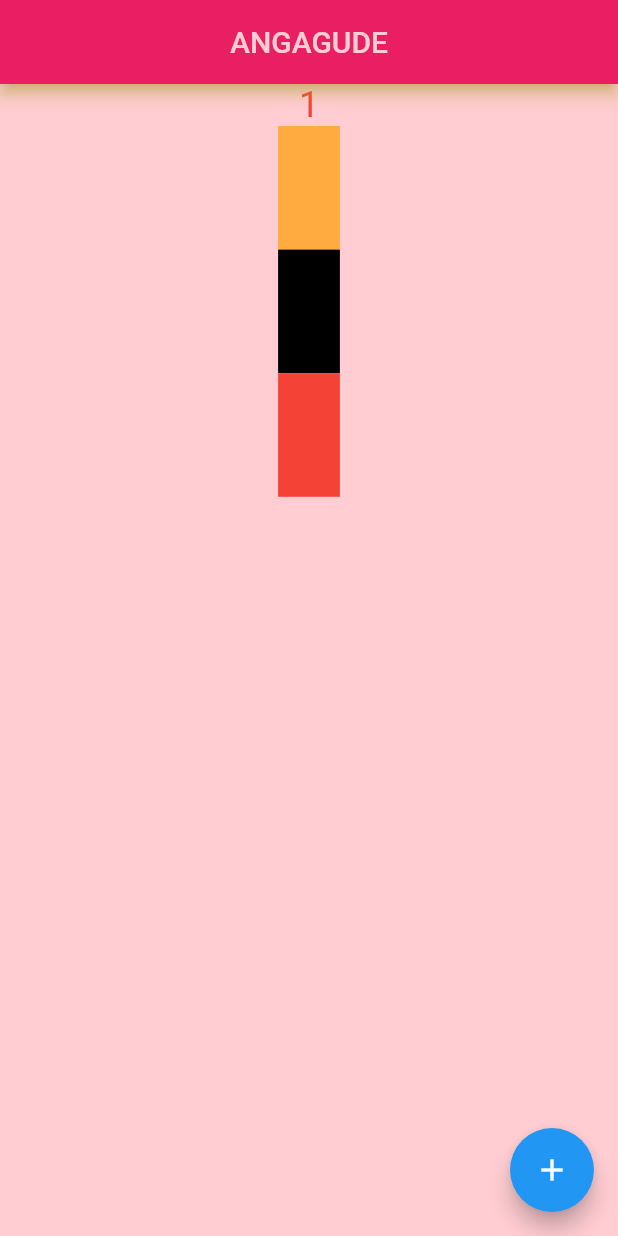
After one commit to AngieAgudelo9/flutter_firstapp_balcoder, a Flutter app: the screen it shows after launch, after a tap on the "add" icon, on a phone screen of 412 x 824 dp. The commit adds this screen. Run offline on Flutter 3.47's test engine with Material 2 defaults, Android fonts, the phone set to English and light mode, and no system bars.

Commit message:
Media.Query y Navigation.push

```diff
--- a/lib/main.dart
+++ b/lib/main.dart
@@ -1,5 +1,6 @@
 import 'package:flutter/material.dart';
-import 'package:flutter_firstapp_balcoder/ui/home_page.dart';
+import 'package:flutter_firstapp_balcoder/ui/practica_page.dart';
+
 
 void main() {
   runApp(MyApp());
@@ -9,10 +10,10 @@ class MyApp extends StatelessWidget {
   @override
   Widget build(BuildContext context) {
     return MaterialApp(
-      debugShowCheckedModeBanner: true,
+      debugShowCheckedModeBanner: false,
       title: "My first App",
       theme: ThemeData(primarySwatch: Colors.blue),
-      home: HomePage(),
+      home: PracticaPage(),
     );
   }
 }
--- /dev/null
+++ b/lib/ui/practica_page.dart
@@ -0,0 +1,101 @@
+import 'package:flutter/material.dart';
+import 'package:flutter_firstapp_balcoder/ui/second_page.dart';
+
+class PracticaPage extends StatefulWidget {
+  @override
+  _PracticaPageState createState() => _PracticaPageState();
+}
+
+class _PracticaPageState extends State<PracticaPage> {
+  String myName = "ANGAGUDE";
+  int count = 0;
+  double decimalNumer = 4.5;
+  bool myBool = false;
+
+  @override
+  Widget build(BuildContext context) {
+    double _height = MediaQuery.of(context).size.height;
+    double _width = MediaQuery.of(context).size.width;
+
+    print(_height);
+    print(_width);
+
+    return Scaffold(
+      appBar: AppBar(
+        shadowColor: Colors.yellow,
+        backgroundColor: Colors.pink,
+        title: Center(
+            child: Text(
+          "ANGAGUDE",
+          style: TextStyle(color: Colors.red[100]),
+        )),
+      ),
+      body: Container(
+          color: Colors.red[100],
+          child: Column(
+            children: [
+              Center(
+                  child: Text(count.toString(),
+                      style: TextStyle(
+                        color: Colors.red,
+                        fontSize: 24.0,
+                      ))),
+
+                      GestureDetector(
+                        onTap: (){
+                        print("ONTAP");
+
+
+                        setState(() {
+                          myBool = !myBool;
+                        });
+
+                        },
+                        child:
+              Container(
+                        height: _height * 0.10,
+                  width: _width * 0.10,
+                  color: myBool ?  Colors.blue : count > 2 ? Colors.black : Colors.orangeAccent )
+                        ),
+
+              Container(
+                  height: _height * 0.10,
+                  width: _width * 0.10,
+                  color: Colors.black),
+              Row(
+                children: [
+                  Spacer(),
+                  GestureDetector(
+
+                    onTap: (){
+                    Navigator.push(context, MaterialPageRoute(builder: (_){
+                    return SecondPage ();
+
+                    }));
+
+
+                    },
+                    child: Container(
+                        height: _height * 0.1,
+                        width: _width * 0.1,
+                        color: Colors.red),
+                  ),
+                      Spacer(),
+                ],
+              )
+            ],
+          )),
+      floatingActionButton: FloatingActionButton(
+        onPressed: () {
+          print("Undimos esto");
+
+          print(count);
+          setState(() {
+            count = count + 1;
+          });
+        },
+        child: Icon(Icons.add),
+      ),
+    );
+  }
+}
--- /dev/null
+++ b/lib/ui/second_page.dart
@@ -0,0 +1,22 @@
+import 'package:flutter/material.dart';
+
+class SecondPage extends StatefulWidget {
+  @override
+  _SecondPageState createState() => _SecondPageState();
+}
+
+class _SecondPageState extends State<SecondPage> {
+  @override
+  Widget build(BuildContext context) {
+    return Scaffold( appBar: AppBar (
+        backgroundColor: Colors.red,
+        title: Center(
+            child: Text(
+          "Segunda hoja",
+          style: TextStyle(color: Colors.white),
+        )),
+    ),
+
+    );
+  }
+}
```
